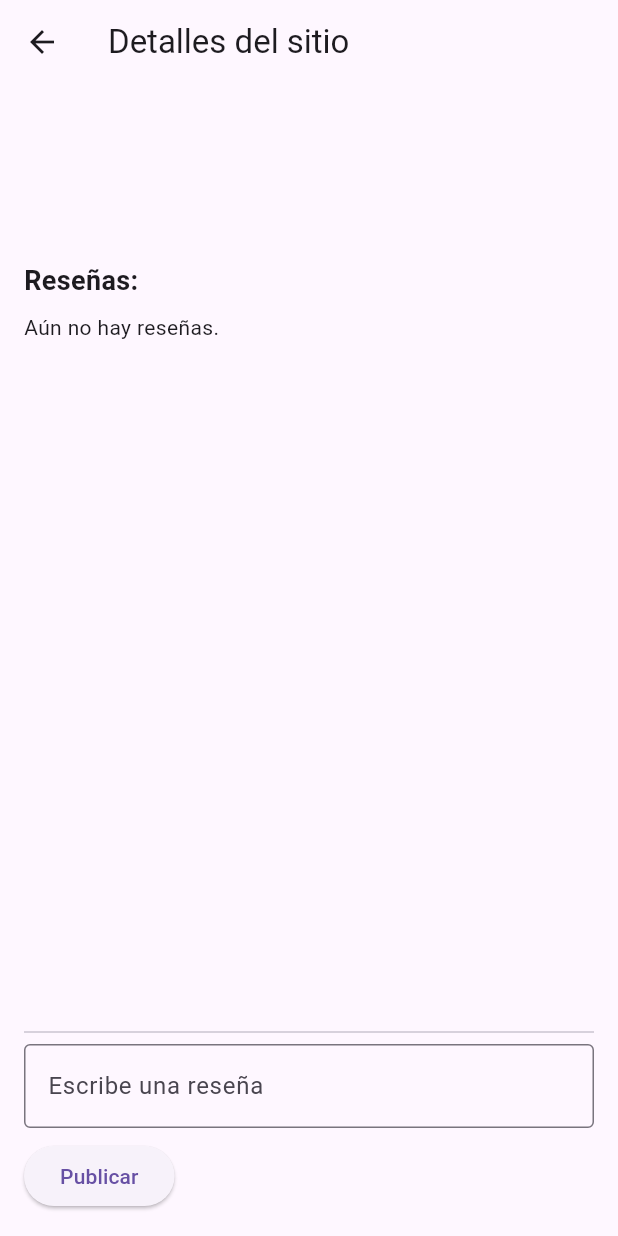
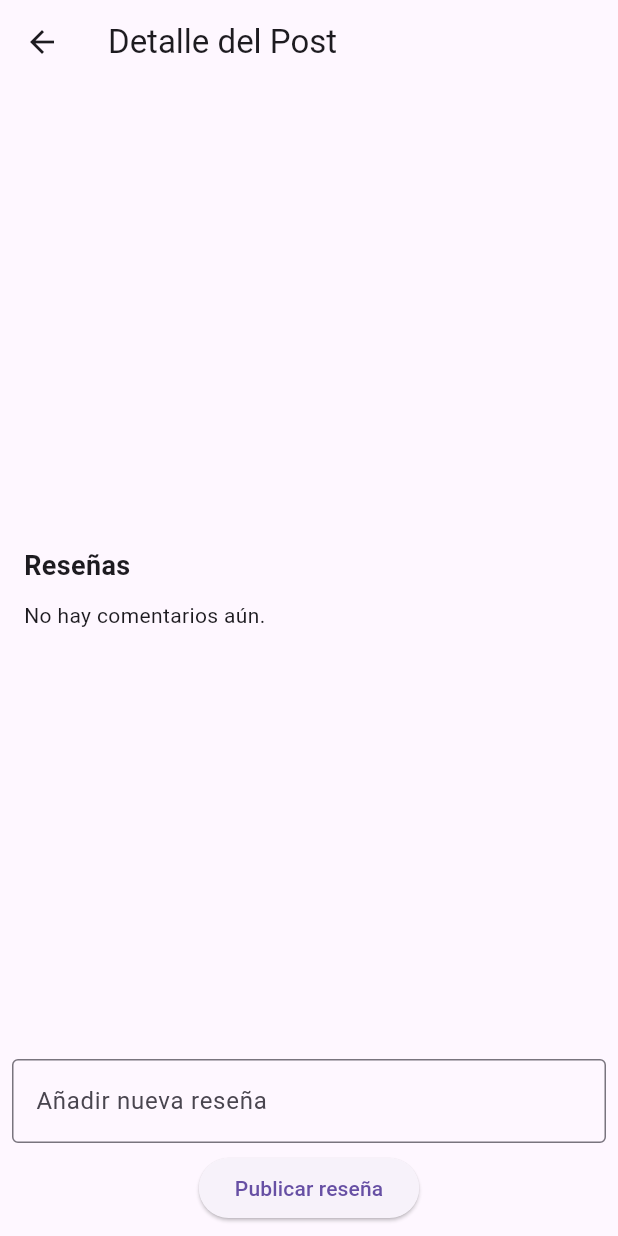
Before and after one commit to JonathanJairxd/fluttrip, a Flutter app: the PostDetailPage screen opened directly with empty values, on a phone screen of 412 x 824 dp. Run offline on Flutter 3.47's test engine with Material 3 defaults, Android fonts, the phone set to English and light mode, and no system bars; our stand-ins replace cloud_firestore, file_picker, firebase_auth, firebase_core, supabase_flutter; accounts and stored records are empty.

Commit message:
ver detalle del del sitio y agregar comentarios

```diff
--- a/lib/post_detail_page.dart
+++ b/lib/post_detail_page.dart
@@ -1,140 +1,317 @@
+import 'package:cloud_firestore/cloud_firestore.dart';
 import 'package:flutter/material.dart';
-import 'package:cloud_firestore/cloud_firestore.dart';
-
 import 'package:firebase_auth/firebase_auth.dart';
 
-class PostDetailPage extends StatelessWidget {
+class PostDetailPage extends StatefulWidget {
   final String postId;
 
-  const PostDetailPage({super.key, required this.postId});
+  const PostDetailPage({Key? key, required this.postId}) : super(key: key);
+
+  @override
+  State<PostDetailPage> createState() => _PostDetailPageState();
+}
+
+class _PostDetailPageState extends State<PostDetailPage> {
+  final TextEditingController _newCommentController = TextEditingController();
+  final Map<String, TextEditingController> _replyControllers = {};
+  String? _replyingToCommentId;
+
+  final currentUser = FirebaseAuth.instance.currentUser;
+
+  // Método para agregar un nuevo comentario
+  Future<void> _addComment() async {
+    final content = _newCommentController.text.trim();
+    if (content.isEmpty) return;
+
+    final commentsRef = FirebaseFirestore.instance
+        .collection('posts')
+        .doc(widget.postId)
+        .collection('comments');
+
+    try {
+      await commentsRef.add({
+        'authorId': currentUser?.uid,
+        'authorEmail': currentUser?.email,
+        'content': content,
+        'createdAt': FieldValue.serverTimestamp(),
+        'replies': [], // Lista vacía para respuestas
+      });
+      _newCommentController.clear();
+    } catch (e) {
+      print("Error al agregar comentario: $e");
+    }
+  }
+
+  // Método para agregar una respuesta a un comentario
+  Future<void> _addReply(String commentId) async {
+    final replyController = _replyControllers[commentId];
+    final replyText = replyController?.text.trim() ?? '';
+    if (replyText.isEmpty) return;
+
+    final commentRef = FirebaseFirestore.instance
+        .collection('posts')
+        .doc(widget.postId)
+        .collection('comments')
+        .doc(commentId)
+        .collection('replies'); // Subcolección de respuestas
+
+    try {
+      // Agregar una nueva respuesta como un documento en la subcolección 'replies'
+      await commentRef.add({
+        'authorId': currentUser?.uid,
+        'authorEmail': currentUser?.email,
+        'content': replyText,
+        'createdAt': FieldValue.serverTimestamp(),
+      });
+
+      replyController?.clear();
+      setState(() {
+        _replyingToCommentId = null;
+      });
+    } catch (e) {
+      print("Error al agregar respuesta: $e");
+    }
+  }
+
+  // Método para mostrar las respuestas de un comentario
+  // Método para mostrar las respuestas de un comentario
+  Widget _buildReplies(String commentId) {
+    final repliesRef = FirebaseFirestore.instance
+        .collection('posts')
+        .doc(widget.postId)
+        .collection('comments')
+        .doc(commentId)
+        .collection('replies');
+
+    return StreamBuilder<QuerySnapshot>(
+      stream: repliesRef.orderBy('createdAt', descending: true).snapshots(),
+      builder: (context, snapshot) {
+        if (snapshot.connectionState == ConnectionState.waiting) {
+          return const CircularProgressIndicator();
+        }
+
+        if (!snapshot.hasData || snapshot.data!.docs.isEmpty) {
+          return const SizedBox(); // Si no hay respuestas, no mostrar nada
+        }
+
+        return Padding(
+          padding: const EdgeInsets.only(left: 16.0, top: 8),
+          child: Column(
+            children: snapshot.data!.docs.map<Widget>((replyDoc) {
+              final replyData = replyDoc.data() as Map<String, dynamic>;
+              final createdAtTimestamp = replyData['createdAt'] as Timestamp?;
+              final createdAt = createdAtTimestamp != null
+                  ? createdAtTimestamp.toDate()
+                  : DateTime.now();
+
+              return ListTile(
+                title: Text(replyData['authorEmail'] ?? 'Anon'),
+                subtitle: Text(replyData['content'] ?? ''),
+                trailing: Text(
+                  '${createdAt.day}/${createdAt.month}/${createdAt.year} ${createdAt.hour}:${createdAt.minute.toString().padLeft(2, '0')}',
+                  style: const TextStyle(fontSize: 10),
+                ),
+              );
+            }).toList(),
+          ),
+        );
+      },
+    );
+  }
+
+  // Método para construir el item del comentario
+  Widget _buildCommentItem(DocumentSnapshot commentDoc) {
+    final data = commentDoc.data() as Map<String, dynamic>;
+    final commentId = commentDoc.id;
+
+    final createdAtTimestamp = data['createdAt'] as Timestamp?;
+    final createdAt = createdAtTimestamp != null
+        ? createdAtTimestamp.toDate()
+        : DateTime.now();
+
+    _replyControllers.putIfAbsent(commentId, () => TextEditingController());
+
+    return Card(
+      margin: const EdgeInsets.symmetric(vertical: 8),
+      child: Padding(
+        padding: const EdgeInsets.all(12.0),
+        child: Column(
+          crossAxisAlignment: CrossAxisAlignment.start,
+          children: [
+            Text(
+              data['authorEmail'] ?? 'Anon',
+              style: const TextStyle(fontWeight: FontWeight.bold),
+            ),
+            const SizedBox(height: 4),
+            Text(data['content'] ?? ''),
+            const SizedBox(height: 6),
+            Text(
+              '${createdAt.day}/${createdAt.month}/${createdAt.year} ${createdAt.hour}:${createdAt.minute.toString().padLeft(2, '0')}',
+              style: const TextStyle(fontSize: 12, color: Colors.grey),
+            ),
+            TextButton(
+              onPressed: () {
+                setState(() {
+                  if (_replyingToCommentId == commentId) {
+                    _replyingToCommentId = null;
+                  } else {
+                    _replyingToCommentId = commentId;
+                  }
+                });
+              },
+              child: Text(
+                _replyingToCommentId == commentId ? 'Cancelar' : 'Responder',
+              ),
+            ),
+            if (_replyingToCommentId == commentId)
+              Padding(
+                padding: const EdgeInsets.only(top: 8.0),
+                child: Column(
+                  children: [
+                    TextField(
+                      controller: _replyControllers[commentId],
+                      decoration: const InputDecoration(
+                        labelText: 'Escribe tu respuesta',
+                        border: OutlineInputBorder(),
+                      ),
+                    ),
+                    const SizedBox(height: 6),
+                    ElevatedButton(
+                      onPressed: () => _addReply(commentId),
+                      child: const Text('Enviar respuesta'),
+                    ),
+                  ],
+                ),
+              ),
+            // Llamar a _buildReplies con el commentId
+            _buildReplies(commentId),
+          ],
+        ),
+      ),
+    );
+  }
+
+  @override
+  void dispose() {
+    _newCommentController.dispose();
+    _replyControllers.forEach((key, controller) => controller.dispose());
+    super.dispose();
+  }
 
   @override
   Widget build(BuildContext context) {
-    final postRef = FirebaseFirestore.instance.collection('posts').doc(postId);
+    final postRef = FirebaseFirestore.instance
+        .collection('posts')
+        .doc(widget.postId);
 
     return Scaffold(
-      appBar: AppBar(title: const Text("Detalles del sitio")),
+      appBar: AppBar(title: const Text('Detalle del Post')),
       body: FutureBuilder<DocumentSnapshot>(
         future: postRef.get(),
         builder: (context, snapshot) {
           if (snapshot.connectionState == ConnectionState.waiting) {
             return const Center(child: CircularProgressIndicator());
           }
-
           if (!snapshot.hasData || !snapshot.data!.exists) {
-            return const Center(child: Text("Publicación no encontrada."));
+            return const Center(child: Text('Post no encontrado'));
           }
 
-          final post = snapshot.data!;
-          final title = post['title'] ?? 'Sin título';
-          final description = post['description'] ?? '';
-          final imageUrls = List<String>.from(post['images'] ?? []);
-          final comments = List<String>.from(post['comments'] ?? []);
+          final postData = snapshot.data!.data() as Map<String, dynamic>;
 
-          final user = FirebaseAuth.instance.currentUser;
-          final TextEditingController commentController =
-              TextEditingController();
+          List<dynamic> images = postData['images'] ?? [];
 
-          return Padding(
-            padding: const EdgeInsets.all(16),
-            child: Column(
-              crossAxisAlignment: CrossAxisAlignment.start,
+          return Column(
             children: [
               Expanded(
-                  child: SingleChildScrollView(
-                    child: Column(
-                      crossAxisAlignment: CrossAxisAlignment.start,
+                child: ListView(
+                  padding: const EdgeInsets.all(16),
                   children: [
                     Text(
-                          title,
+                      postData['title'] ?? '',
                       style: const TextStyle(
                         fontSize: 22,
                         fontWeight: FontWeight.bold,
                       ),
                     ),
-                        const SizedBox(height: 12),
-                        Text(description, style: const TextStyle(fontSize: 16)),
-                        const SizedBox(height: 16),
-                        if (imageUrls.isNotEmpty)
-                          Column(
-                            crossAxisAlignment: CrossAxisAlignment.start,
-                            children: [
+                    const SizedBox(height: 10),
+                    Text(postData['description'] ?? ''),
+                    const SizedBox(height: 10),
+                    SizedBox(
+                      height: 200,
+                      child: ListView.separated(
+                        scrollDirection: Axis.horizontal,
+                        itemCount: images.length,
+                        separatorBuilder: (_, __) => const SizedBox(width: 10),
+                        itemBuilder: (context, index) {
+                          return Image.network(
+                            images[index],
+                            width: 200,
+                            fit: BoxFit.cover,
+                          );
+                        },
+                      ),
+                    ),
+                    const SizedBox(height: 20),
+
                     const Text(
-                                "Fotos:",
+                      'Reseñas',
                       style: TextStyle(
                         fontSize: 18,
                         fontWeight: FontWeight.bold,
                       ),
                     ),
-                              const SizedBox(height: 8),
-                              for (final url in imageUrls)
-                                Padding(
-                                  padding: const EdgeInsets.only(bottom: 12),
-                                  child: Image.network(
-                                    url,
-                                    height: 200,
-                                    fit: BoxFit.cover,
+
+                    const SizedBox(height: 10),
+
+                    StreamBuilder<QuerySnapshot>(
+                      stream: postRef
+                          .collection('comments')
+                          .orderBy('createdAt', descending: true)
+                          .snapshots(),
+                      builder: (context, snapshot) {
+                        if (snapshot.connectionState ==
+                            ConnectionState.waiting) {
+                          return const Center(
+                            child: CircularProgressIndicator(),
+                          );
+                        }
+                        if (!snapshot.hasData || snapshot.data!.docs.isEmpty) {
+                          return const Text('No hay comentarios aún.');
+                        }
+
+                        return Column(
+                          children: snapshot.data!.docs
+                              .map((doc) => _buildCommentItem(doc))
+                              .toList(),
+                        );
+                      },
+                    ),
+
+                    const SizedBox(height: 20),
+                  ],
                 ),
               ),
-                            ],
-                          ),
-                        const SizedBox(height: 20),
-                        const Text(
-                          "Reseñas:",
-                          style: TextStyle(
-                            fontSize: 18,
-                            fontWeight: FontWeight.bold,
+
+              Padding(
+                padding: const EdgeInsets.all(8.0),
+                child: Column(
+                  children: [
+                    TextField(
+                      controller: _newCommentController,
+                      decoration: const InputDecoration(
+                        labelText: 'Añadir nueva reseña',
+                        border: OutlineInputBorder(),
                       ),
                     ),
-                        const SizedBox(height: 8),
-                        if (comments.isEmpty) const Text("Aún no hay reseñas."),
-                        for (final comment in comments)
-                          ListTile(
-                            leading: const Icon(Icons.comment),
-                            title: Text(comment),
+                    const SizedBox(height: 6),
+                    ElevatedButton(
+                      onPressed: _addComment,
+                      child: const Text('Publicar reseña'),
                     ),
                   ],
                 ),
               ),
-                ),
-                if (user != null) ...[
-                  const Divider(),
-                  TextField(
-                    controller: commentController,
-                    decoration: const InputDecoration(
-                      labelText: "Escribe una reseña",
-                      border: OutlineInputBorder(),
-                    ),
-                  ),
-                  const SizedBox(height: 8),
-                  ElevatedButton(
-                    onPressed: () async {
-                      final commentText = commentController.text.trim();
-                      if (commentText.isEmpty) return;
-
-                      await postRef.update({
-                        'comments': FieldValue.arrayUnion([
-                          "${user.email}: $commentText",
-                        ]),
-                      });
-
-                      commentController.clear();
-                      ScaffoldMessenger.of(context).showSnackBar(
-                        const SnackBar(content: Text("Reseña publicada")),
-                      );
-                    },
-                    child: const Text("Publicar"),
-                  ),
-                ] else
-                  const Padding(
-                    padding: EdgeInsets.only(top: 16),
-                    child: Text(
-                      "Inicia sesión para escribir una reseña.",
-                      style: TextStyle(color: Colors.grey),
-                    ),
-                  ),
             ],
-            ),
           );
         },
       ),
```
Lines whose indentation alone changed are shown as unchanged.
